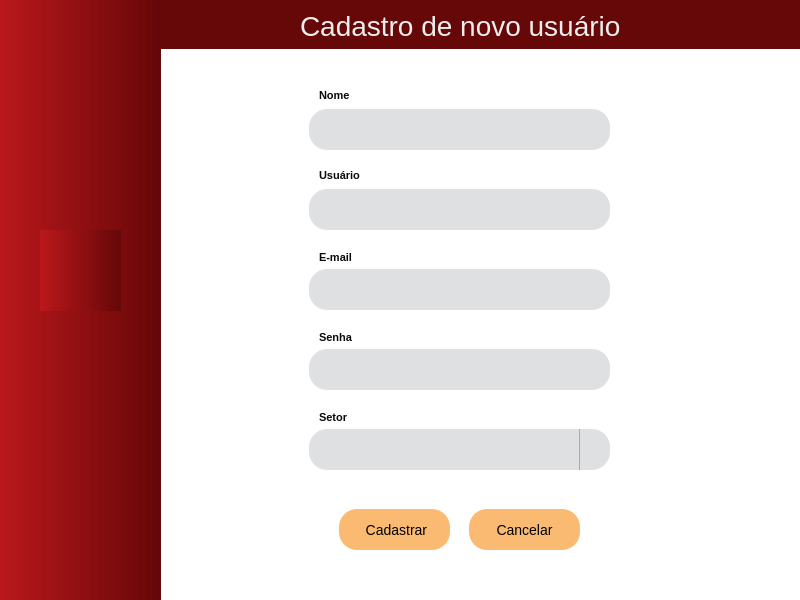
First picture: the form in src/qt/ui/register_screen.ui, repository eliezermoraesss/eureka_app_pyqt5_project_v2, before the edit.
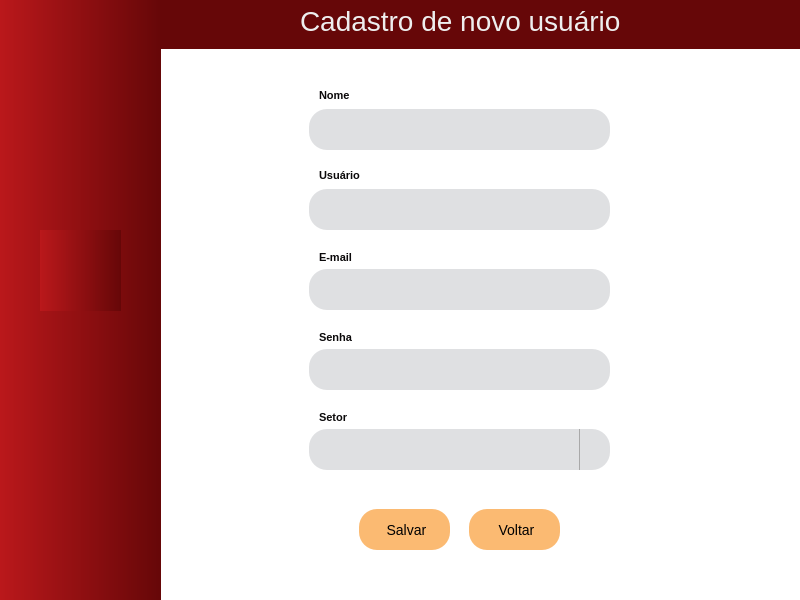
Second picture: the form after the edit. Icons and pictures are not drawn.

Commit message: feat: insert email validator and improve screen UI

The edit to the form file:
```diff
--- a/src/qt/ui/register_screen.ui
+++ b/src/qt/ui/register_screen.ui
@@ -38,13 +38,14 @@
      <property name="geometry">
       <rect>
        <x>140</x>
-       <y>0</y>
-       <width>371</width>
+       <y>-5</y>
+       <width>321</width>
        <height>51</height>
       </rect>
      </property>
      <property name="font">
       <font>
+       <family>Segoe UI</family>
        <pointsize>-1</pointsize>
       </font>
      </property>
@@ -282,7 +283,7 @@
       <rect>
        <x>310</x>
        <y>460</y>
-       <width>111</width>
+       <width>91</width>
        <height>41</height>
       </rect>
      </property>
@@ -292,6 +293,15 @@
        <height>41</height>
       </size>
      </property>
+     <property name="font">
+      <font>
+       <family>Segoe UI</family>
+       <pointsize>-1</pointsize>
+      </font>
+     </property>
+     <property name="focusPolicy">
+      <enum>Qt::TabFocus</enum>
+     </property>
      <property name="styleSheet">
       <string notr="true">QPushButton:hover {
     background-color: #d60000;
@@ -299,7 +309,7 @@
 }</string>
      </property>
      <property name="text">
-      <string>Cancelar</string>
+      <string> Voltar</string>
      </property>
      <property name="icon">
       <iconset resource="../static/resource.qrc">
@@ -307,8 +317,8 @@
      </property>
      <property name="iconSize">
       <size>
-       <width>24</width>
-       <height>24</height>
+       <width>16</width>
+       <height>16</height>
       </size>
      </property>
     </widget>
@@ -623,9 +633,9 @@
     <widget class="QPushButton" name="btn_save">
      <property name="geometry">
       <rect>
-       <x>180</x>
+       <x>200</x>
        <y>460</y>
-       <width>111</width>
+       <width>91</width>
        <height>41</height>
       </rect>
      </property>
@@ -635,6 +645,15 @@
        <height>41</height>
       </size>
      </property>
+     <property name="font">
+      <font>
+       <family>Segoe UI</family>
+       <pointsize>-1</pointsize>
+      </font>
+     </property>
+     <property name="focusPolicy">
+      <enum>Qt::TabFocus</enum>
+     </property>
      <property name="styleSheet">
       <string notr="true">QPushButton:hover {
     background-color: #399918;
@@ -642,7 +661,7 @@
 }</string>
      </property>
      <property name="text">
-      <string> Cadastrar</string>
+      <string> Salvar</string>
      </property>
      <property name="icon">
       <iconset resource="../static/resource.qrc">
@@ -650,8 +669,8 @@
      </property>
      <property name="iconSize">
       <size>
-       <width>24</width>
-       <height>24</height>
+       <width>16</width>
+       <height>16</height>
       </size>
      </property>
     </widget>
```
Left out of the diff: 86 changed lines with no effect on the pictures. The commit also changes 22 other files.
